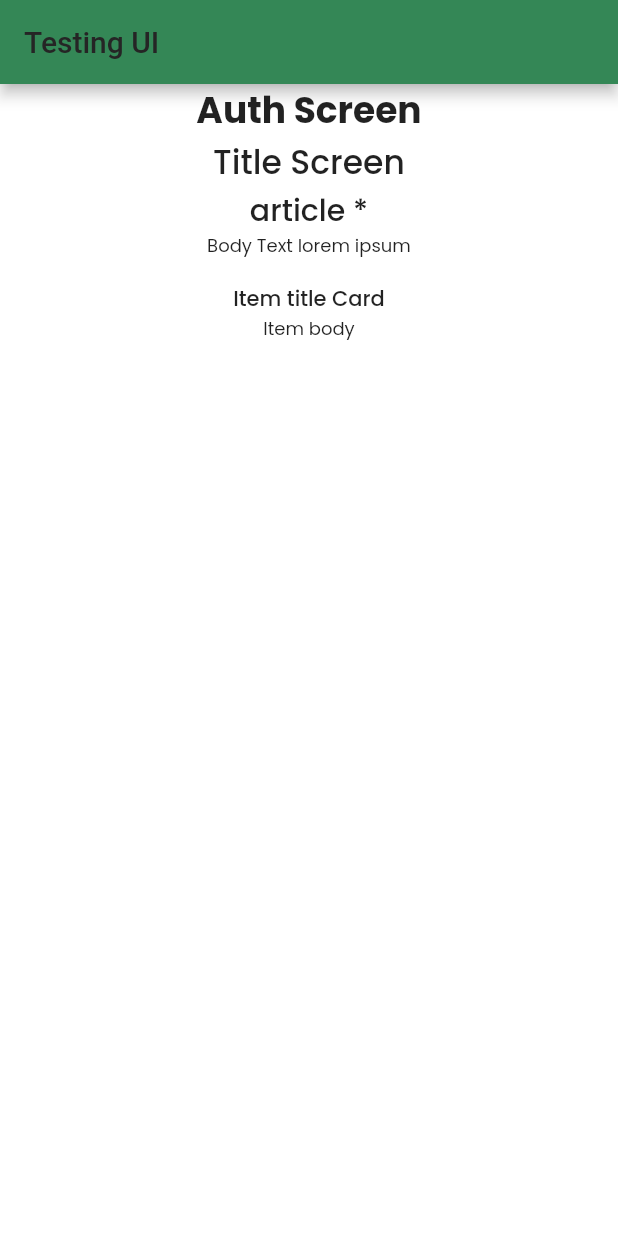
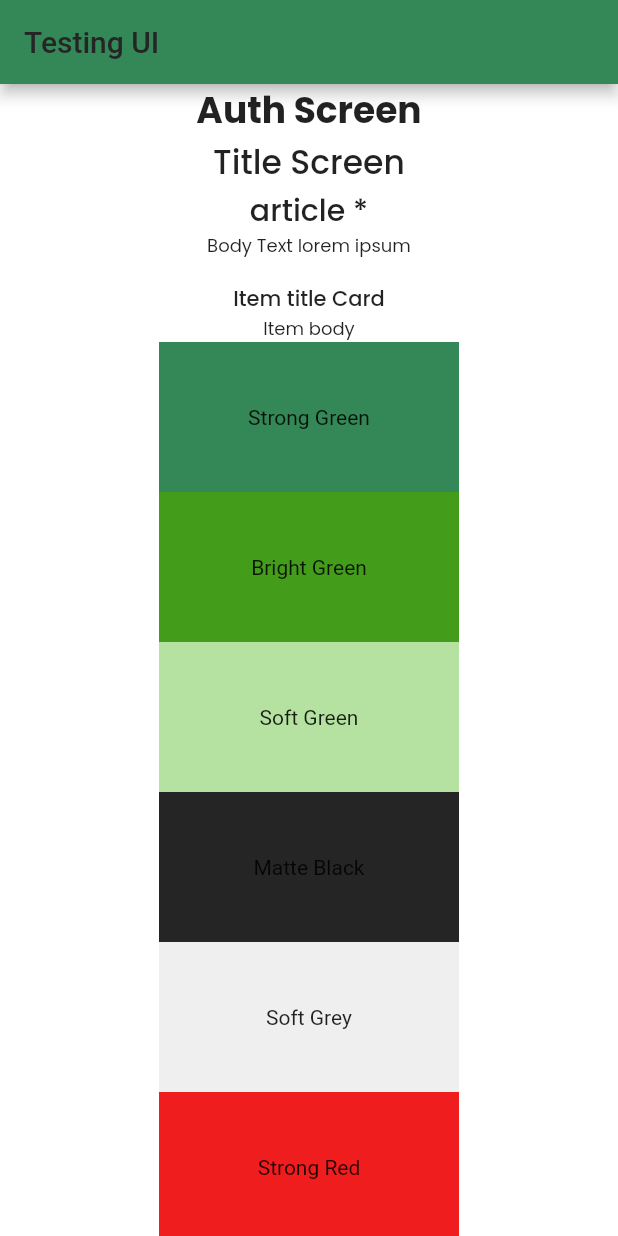
Before and after one commit to famuh/diatrofi-healthcare, a Flutter app: the screen it shows after launch, on a phone screen of 412 x 824 dp. Run offline on Flutter 3.47's test engine with Material 2 defaults, Android fonts, the phone set to English and light mode, and no system bars; our stand-ins replace google_fonts, shared_preferences, sqflite; accounts and stored records are empty.

Commit message:
adding constant file

```diff
--- a/lib/testing_ui.dart
+++ b/lib/testing_ui.dart
@@ -11,7 +11,8 @@ class TestingUI extends StatelessWidget {
         title: Text('Testing UI'),
         centerTitle: false,
       ),
-      body: Column(
+      body: SingleChildScrollView(
+        child: Column(
           children: [
             Text('Auth Screen', style: kAuthScreen,),
             Text('Title Screen', style: kTitleScreen,),
@@ -20,7 +21,79 @@ class TestingUI extends StatelessWidget {
             const Divider(color: Colors.transparent,),
             Text('Item title Card', style: kItemTittleCard,),
             Text('Item body', style: kBodyText,),
+
+            Container(
+              width: 200,
+              height: 100,
+              color: kStrongGreen,
+              child: const Center(
+                child: Text(
+                  'Strong Green'
+                ),
+              ),
+            ),
+            Container(
+              width: 200,
+              height: 100,
+              color: kBrightGreen,
+              child: const Center(
+                child: Text(
+                  'Bright Green'
+                ),
+              ),
+            ),
+            Container(
+              width: 200,
+              height: 100,
+              color: kSoftGreen,
+              child: const Center(
+                child: Text(
+                  'Soft Green'
+                ),
+              ),
+            ),
+            Container(
+              width: 200,
+              height: 100,
+              color: kMatteBlack,
+              child: const Center(
+                child: Text(
+                  'Matte Black'
+                ),
+              ),
+            ),
+            Container(
+              width: 200,
+              height: 100,
+              color: kSoftGrey,
+              child: const Center(
+                child: Text(
+                  'Soft Grey'
+                ),
+              ),
+            ),
+            Container(
+              width: 200,
+              height: 100,
+              color: kStrongRed,
+              child: const Center(
+                child: Text(
+                  'Strong Red'
+                ),
+              ),
+            ),
+            Container(
+              width: 200,
+              height: 100,
+              color: kPink,
+              child: const Center(
+                child: Text(
+                  'Pink'
+                ),
+              ),
+            ),
           ],
+        ),
       ),
     );
   }
```
Lines whose indentation alone changed are shown as unchanged.
